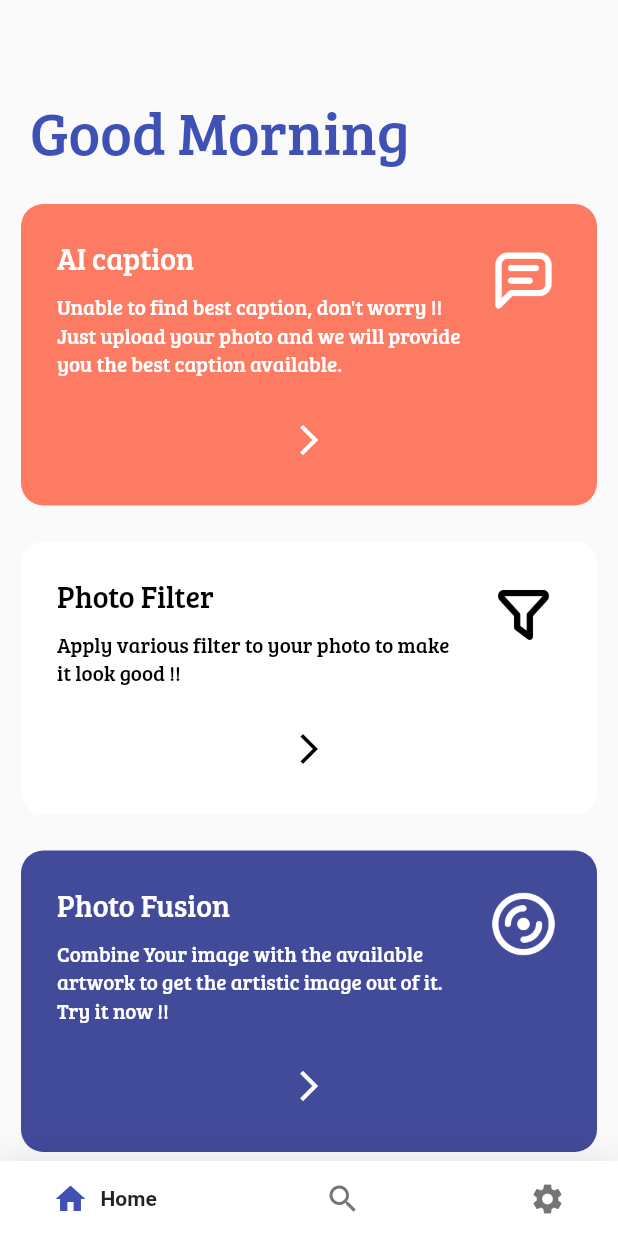
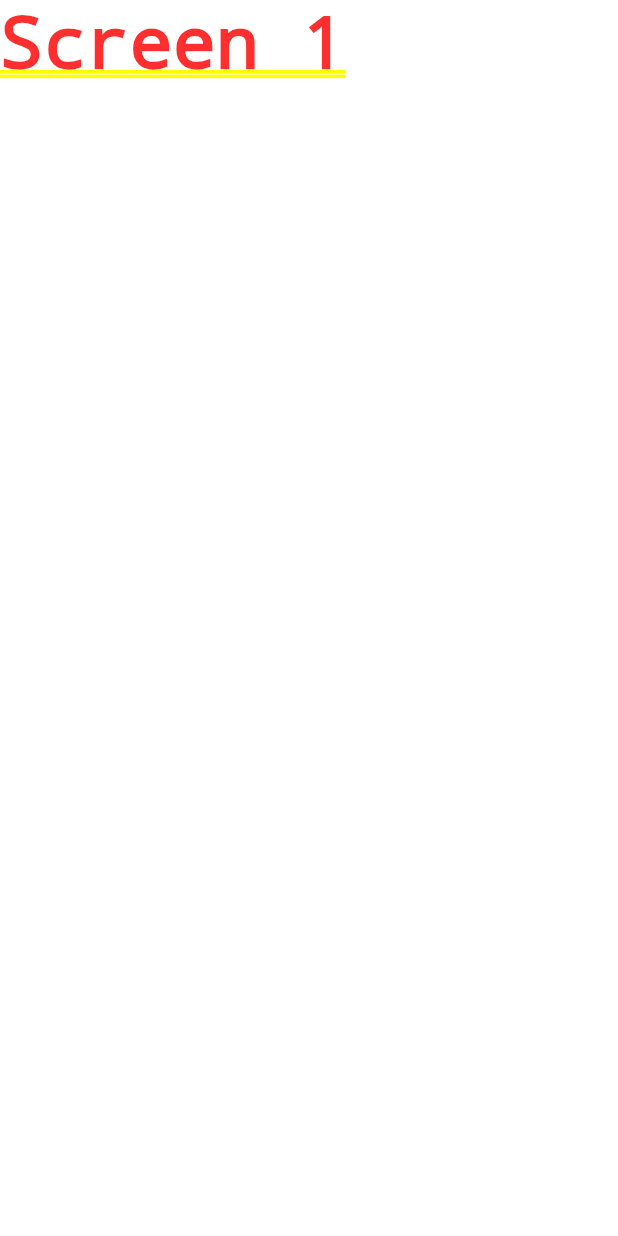
Before and after one commit to plug-in-pow/Qpic, a Flutter app: the Home screen opened directly, after a tap on the "arrow forward ios" icon, on a phone screen of 412 x 824 dp. Run offline on Flutter 3.47's test engine with Material 2 defaults, Android fonts, the phone set to English and light mode, and no system bars; drawn by our look-alikes of google_nav_bar; our stand-ins replace image_picker, shared_preferences; accounts and stored records are empty.

Commit message:
Made a sample filter page without features

```diff
--- /dev/null
+++ b/lib/components/ai_caption/ai_caption_s1.dart
@@ -0,0 +1,13 @@
+import 'package:flutter/material.dart';
+
+class AiCaptionS1 extends StatefulWidget {
+  @override
+  _AiCaptionS1State createState() => _AiCaptionS1State();
+}
+
+class _AiCaptionS1State extends State<AiCaptionS1> {
+  @override
+  Widget build(BuildContext context) {
+    return Container(child: Text("Screen 1"));
+  }
+}
--- a/lib/components/home_page.dart
+++ b/lib/components/home_page.dart
@@ -1,5 +1,10 @@
 import 'package:flutter/material.dart';
 import 'package:smart_ai_captioner/data/tab_data.dart';
+
+// Screens
+import 'package:smart_ai_captioner/components/ai_caption/ai_caption_s1.dart';
+import 'package:smart_ai_captioner/components/photo_filter/photo_filter_s1.dart';
+import 'package:smart_ai_captioner/components/photo_fusion/photo_fusion_s1.dart';
 
 class HomePage extends StatefulWidget {
   @override
@@ -28,12 +33,14 @@ class _HomePageState extends State<HomePage> {
     return 'Evening';
   }
 
+  List<Widget> screens = [AiCaptionS1(), PhotoFilterS1(), PhotoFusionS1()];
+
   @override
   Widget build(BuildContext context) {
     return ListView(
       children: <Widget>[
         SizedBox(
-          height: 60,
+          height: 40,
         ),
         Padding(
           padding: const EdgeInsets.symmetric(horizontal: 20),
@@ -50,12 +57,12 @@ class _HomePageState extends State<HomePage> {
         ),
         ...tabs
             .map((tab) => ListOfTabs(
-                  iconPath: tab.getIconPath(),
-                  title: tab.getTitle(),
-                  descr: tab.getDescr(),
-                  color: tab.getColor(),
-                  textColor: tab.getTextColor(),
-                ))
+                iconPath: tab.getIconPath(),
+                title: tab.getTitle(),
+                descr: tab.getDescr(),
+                color: tab.getColor(),
+                textColor: tab.getTextColor(),
+                screen: tab.getScreen()))
             .toList(),
       ],
     );
@@ -65,8 +72,14 @@ class _HomePageState extends State<HomePage> {
 class ListOfTabs extends StatelessWidget {
   final String iconPath, title, descr;
   final Color color, textColor;
+  final Widget screen;
   ListOfTabs(
-      {this.iconPath, this.title, this.descr, this.color, this.textColor});
+      {this.iconPath,
+      this.title,
+      this.descr,
+      this.color,
+      this.textColor,
+      this.screen});
 
   @override
   Widget build(BuildContext context) {
@@ -109,7 +122,12 @@ class ListOfTabs extends StatelessWidget {
               icon: Icon(Icons.arrow_forward_ios),
               color: textColor,
               splashColor: Colors.grey,
-              onPressed: () {},
+              onPressed: () {
+                Navigator.push(
+                  context,
+                  MaterialPageRoute(builder: (context) => screen),
+                );
+              },
             ),
             SizedBox(
               height: 20,
--- a/lib/data/tab_data.dart
+++ b/lib/data/tab_data.dart
@@ -1,12 +1,22 @@
 import 'package:flutter/material.dart';
+import 'package:smart_ai_captioner/components/ai_caption/ai_caption_s1.dart';
+import 'package:smart_ai_captioner/components/photo_filter/photo_filter_s1.dart';
+import 'package:smart_ai_captioner/components/photo_fusion/photo_fusion_s1.dart';
 
 class TabModel {
   String iconPath;
   String title;
   String descr;
   Color color, textColor;
+  Widget screen;
 
-  TabModel({this.iconPath, this.title, this.descr, this.color, this.textColor});
+  TabModel(
+      {this.iconPath,
+      this.title,
+      this.descr,
+      this.color,
+      this.textColor,
+      this.screen});
 
   void setIconPath(String getIconPath) {
     iconPath = getIconPath;
@@ -28,6 +38,10 @@ class TabModel {
     textColor = getTextColor;
   }
 
+  void setScreen(Widget getScreen) {
+    screen = getScreen;
+  }
+
   String getIconPath() {
     return iconPath;
   }
@@ -47,6 +61,10 @@ class TabModel {
   Color getTextColor() {
     return textColor;
   }
+
+  Widget getScreen() {
+    return screen;
+  }
 }
 
 List<TabModel> getTabs() {
@@ -60,6 +78,7 @@ List<TabModel> getTabs() {
           "and we will provide you the best caption available.");
   tabModel.setColor(Color(0xffFC7B62));
   tabModel.setTextColor(Colors.white);
+  tabModel.setScreen(AiCaptionS1());
   tabs.add(tabModel);
 
   tabModel = new TabModel();
@@ -69,6 +88,7 @@ List<TabModel> getTabs() {
       'Apply various filter to your photo ' + 'to make it look good !!');
   tabModel.setColor(Colors.white);
   tabModel.setTextColor(Colors.black);
+  tabModel.setScreen(PhotoFilterS1());
   tabs.add(tabModel);
 
   tabModel = new TabModel();
@@ -79,6 +99,7 @@ List<TabModel> getTabs() {
           'artistic image out of it. Try it now !!');
   tabModel.setColor(Color(0xff424A9A));
   tabModel.setTextColor(Colors.white);
+  tabModel.setScreen(PhotoFusionS1());
   tabs.add(tabModel);
 
   return tabs;
--- a/pubspec.yaml
+++ b/pubspec.yaml
@@ -29,8 +29,11 @@ dependencies:
   # Use with the CupertinoIcons class for iOS style icons.
   cupertino_icons: ^0.1.3
 
-  shared_preferences: ^0.5.7+2
+  shared_preferences: ^0.5.7+3
   google_nav_bar: ^2.2.0
+  photofilters: ^1.0.5
+  image_picker: ^0.6.7
+  permission_handler: ^5.0.0+hotfix.8
 
 dev_dependencies:
   flutter_test:
```
Also changed, not shown: lib/components/photo_filter/photo_filter_s1.dart (added, +161 -0 lines), lib/components/photo_fusion/photo_fusion_s1.dart (added, +13 -0 lines), lib/components/setting_page.dart (+34 -2 lines), pubspec.lock, 2 other files.
